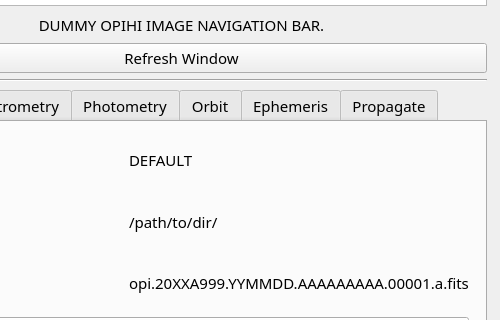
Before: the Qt Designer form src/opihiexarata/gui/qtui/manual.ui in psmd-iberutaru/OpihiExarata, drawn with Qt 5; both pictures show x 134 to 634 and y 449 to 769 of the 634 by 873 pixel window.
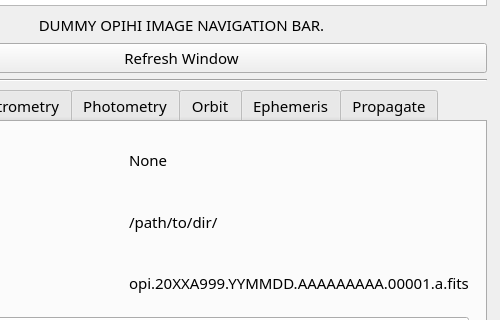
After: the same form once the commit is applied.

Patch:
```diff
--- a/src/opihiexarata/gui/qtui/manual.ui
+++ b/src/opihiexarata/gui/qtui/manual.ui
@@ -241,7 +241,7 @@
               <item row="0" column="1">
                <widget class="QLabel" name="label_dynamic_summary_target_name">
                 <property name="text">
-                 <string>DEFAULT</string>
+                 <string>None</string>
                 </property>
                </widget>
               </item>
```
